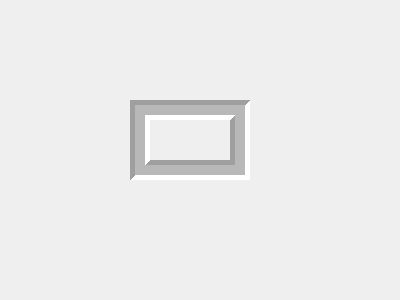
This is C++/Qt/myframe/mywidget.ui in veahow/Learning as Qt 5 draws it before an edit. The edited form follows.
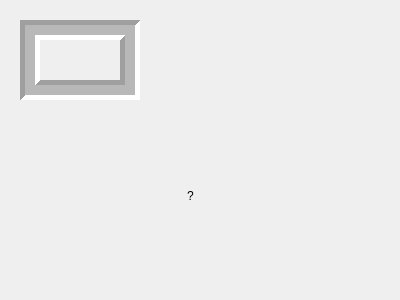
This is the edited form.

Commit message: 学习QLabel

What changed in the file:
```diff
--- a/C++/Qt/myframe/mywidget.ui
+++ b/C++/Qt/myframe/mywidget.ui
@@ -16,8 +16,8 @@
   <widget class="QFrame" name="frame">
    <property name="geometry">
     <rect>
-     <x>130</x>
-     <y>100</y>
+     <x>20</x>
+     <y>20</y>
      <width>120</width>
      <height>80</height>
     </rect>
@@ -35,6 +35,31 @@
     <number>10</number>
    </property>
   </widget>
+  <widget class="QLabel" name="label">
+   <property name="geometry">
+    <rect>
+     <x>110</x>
+     <y>140</y>
+     <width>161</width>
+     <height>111</height>
+    </rect>
+   </property>
+   <property name="text">
+    <string>?</string>
+   </property>
+   <property name="textFormat">
+    <enum>Qt::PlainText</enum>
+   </property>
+   <property name="scaledContents">
+    <bool>true</bool>
+   </property>
+   <property name="alignment">
+    <set>Qt::AlignCenter</set>
+   </property>
+   <property name="wordWrap">
+    <bool>true</bool>
+   </property>
+  </widget>
  </widget>
  <layoutdefault spacing="6" margin="11"/>
  <resources/>
```
The commit also changes 2 other files.
